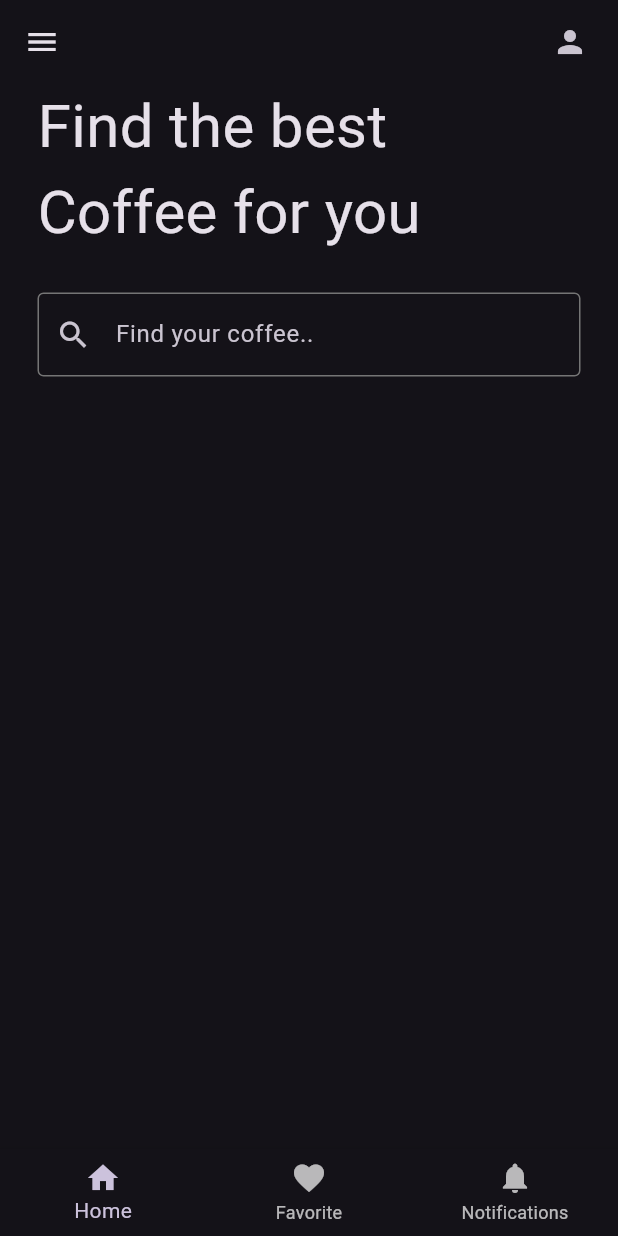
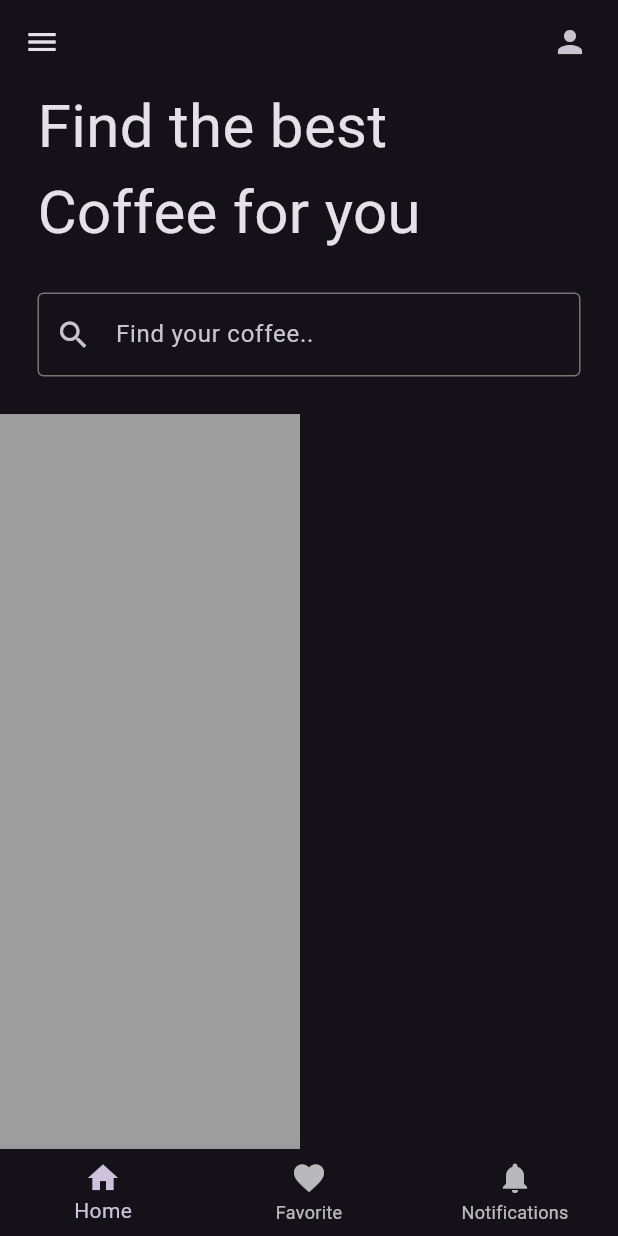
Before and after one commit to shatilsarower/coffee, a Flutter app: the screen it shows after launch, on a phone screen of 412 x 824 dp. Run offline on Flutter 3.47's test engine with Material 2 defaults, Android fonts, the phone set to English and light mode, and no system bars; our stand-ins replace google_fonts; Roboto replaces fonts that are missing (Almarai).

```diff
--- a/lib/homepage.dart
+++ b/lib/homepage.dart
@@ -83,9 +83,24 @@ class HomePage extends StatelessWidget {
               ),
             ),
           ),
+          const SizedBox(
+            height: 25,
+          ),
           // Search bar
 
           // Horizontal listview of coffee tiles
+
+          Expanded(
+            child: ListView(
+              scrollDirection: Axis.horizontal,
+              children: [
+                Container(
+                  width: 200,
+                  color: Colors.grey,
+                )
+              ],
+            ),
+          ),
         ],
       ),
     );
```
